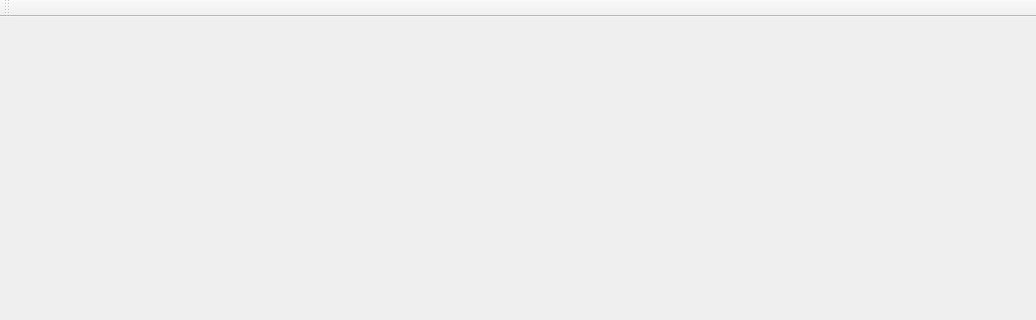
madrenegade/PGameStudio, file src/PGSEditor/mainwindow.ui: the form before one commit; both pictures show x 0 to 1036 and y 0 to 320 of the 1036 by 593 pixel window.
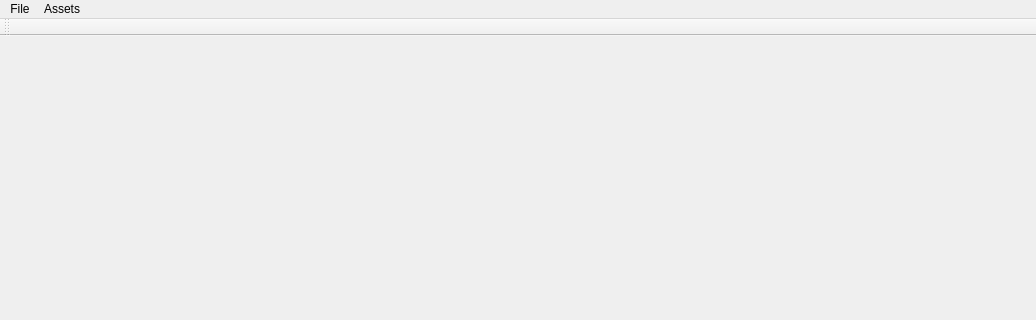
The form after the commit.

Patch:
```diff
--- a/src/PGSEditor/mainwindow.ui
+++ b/src/PGSEditor/mainwindow.ui
@@ -23,6 +23,22 @@
      <height>20</height>
     </rect>
    </property>
+   <widget class="QMenu" name="menuFile">
+    <property name="title">
+     <string>File</string>
+    </property>
+    <addaction name="actionNew_Scene"/>
+    <addaction name="actionOpen"/>
+    <addaction name="separator"/>
+    <addaction name="actionQuit"/>
+   </widget>
+   <widget class="QMenu" name="menuAssets">
+    <property name="title">
+     <string>Assets</string>
+    </property>
+   </widget>
+   <addaction name="menuFile"/>
+   <addaction name="menuAssets"/>
   </widget>
   <widget class="QToolBar" name="mainToolBar">
    <attribute name="toolBarArea">
```
Left out of the diff: 18 changed lines with no effect on the pictures.
